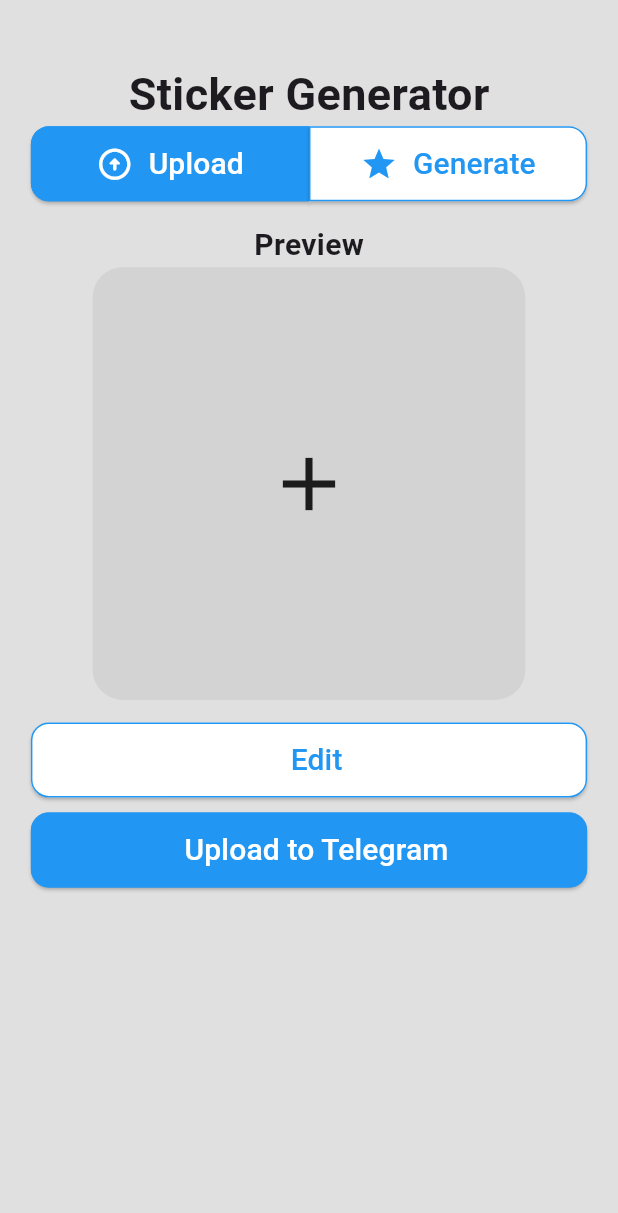
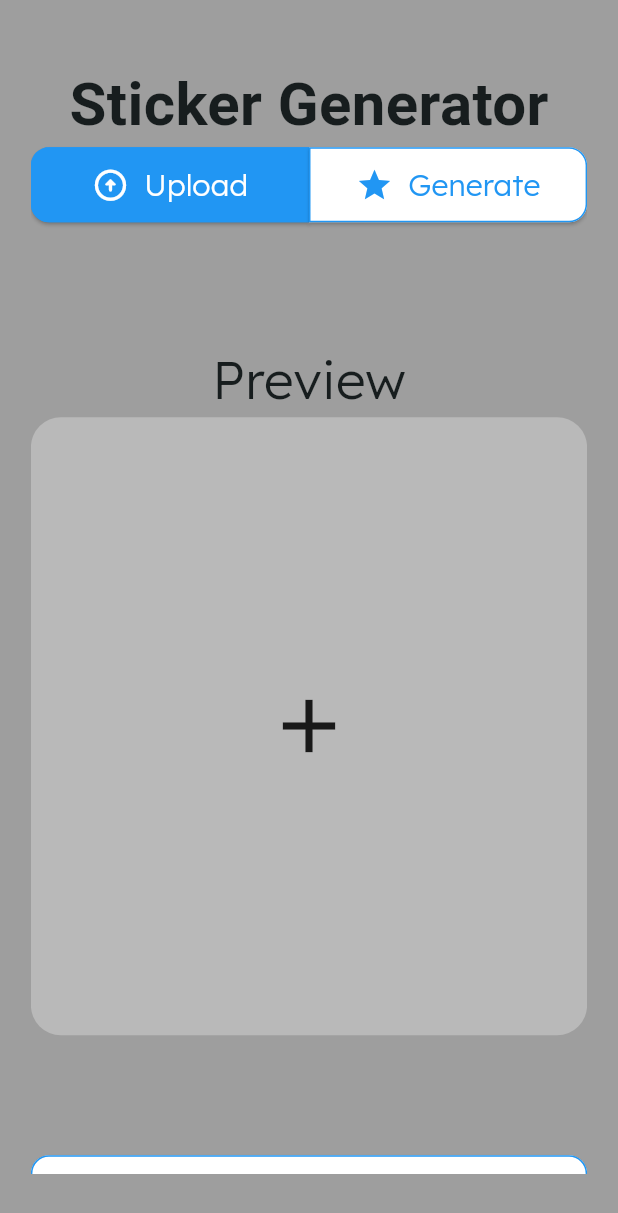
Before and after one commit to NeonMaliket/Stickify, a Flutter app: the screen it shows after launch, on a phone screen of 412 x 824 dp. Shown: the top 1213 px of the screen. Run offline on Flutter 3.47's test engine with Material 3 defaults, Android fonts, the phone set to English and light mode, and no system bars; our stand-ins replace bloc, equatable, file_picker, flutter_bloc; missing offline and left inert: pro_image_editor.

Commit message:
Add theme

```diff
--- a/lib/components/app_button/app_button.dart
+++ b/lib/components/app_button/app_button.dart
@@ -1,5 +1,6 @@
 import 'package:flutter/material.dart';
 import 'package:stickify/core/core.dart';
+import 'package:stickify/theme/app_theme.dart';
 
 class AppButton extends StatelessWidget {
   const AppButton({
@@ -22,19 +23,23 @@
 
   @override
   Widget build(BuildContext context) {
+    var primaryColor = context.telegramTheme().colorScheme.primary;
+    var secondaryColor = context.telegramTheme().colorScheme.secondary;
     return SizedBox(
       width: context.vw(width),
       height: 50,
       child: ElevatedButton(
         style: ButtonStyle(
           backgroundColor: WidgetStatePropertyAll(
-            type.isPrimary() ? Colors.blue : Colors.white,
+            type.isPrimary()
+                ? primaryColor
+                : context.telegramTheme().colorScheme.secondary,
           ),
-          foregroundColor: WidgetStatePropertyAll(Colors.blue),
+          foregroundColor: WidgetStatePropertyAll(primaryColor),
           shape: WidgetStatePropertyAll(
             RoundedRectangleBorder(
               borderRadius: borderRadius ?? BorderRadius.circular(12),
-              side: BorderSide(color: Colors.blue, width: 1),
+              side: BorderSide(color: primaryColor, width: 1),
             ),
           ),
         ),
@@ -46,10 +51,8 @@
             SizedBox(width: 10),
             Text(
               title,
-              style: TextStyle(
-                color: type.isPrimary() ? Colors.white : Colors.blue,
-                fontWeight: FontWeight.w500,
-                fontSize: 20,
+              style: context.telegramTheme().textTheme.titleSmall?.copyWith(
+                color: type.isPrimary() ? secondaryColor : primaryColor,
               ),
             ),
           ],
--- a/lib/components/body/body.dart
+++ b/lib/components/body/body.dart
@@ -3,7 +3,9 @@
 import 'package:flutter/material.dart';
 import 'package:flutter_bloc/flutter_bloc.dart';
 import 'package:stickify/bloc/app_bloc.dart';
+import 'package:stickify/components/body/upload_select.dart';
 import 'package:stickify/core/core.dart';
+import 'package:stickify/theme/app_theme.dart';
 
 class Body extends StatelessWidget {
   const Body({super.key});
@@ -12,18 +14,10 @@
   Widget build(BuildContext context) {
     return Column(
       children: [
-        Text(
-          'Preview',
-          style: TextStyle(fontSize: 20, fontWeight: FontWeight.bold),
-        ),
-        Container(
-          width: context.vw(70),
-          height: context.vw(70),
-          alignment: Alignment.center,
-          decoration: BoxDecoration(
-            color: Colors.grey.withAlpha(50),
-            borderRadius: BorderRadius.all(Radius.circular(20)),
-          ),
+        Text('Preview', style: context.telegramTheme().textTheme.titleMedium),
+        SizedBox(
+          width: context.vw(100),
+          height: context.vw(100),
           child: BlocBuilder<ImageUploaderBloc, ImageUploaderState>(
             builder: (_, imageUploaderState) {
               return BlocBuilder<ImageEditorBloc, ImageEditorState>(
@@ -42,7 +36,7 @@
                   if (imageBytes != null) {
                     return Image.memory(imageBytes, fit: BoxFit.contain);
                   }
-                  return Icon(Icons.add, size: 60);
+                  return UploadSelect();
                 },
               );
             },
--- /dev/null
+++ b/lib/components/body/upload_select.dart
@@ -0,0 +1,29 @@
+import 'package:flutter/material.dart';
+import 'package:flutter_bloc/flutter_bloc.dart';
+import 'package:stickify/bloc/image_uploader/image_uploader_bloc.dart';
+import 'package:stickify/core/core.dart';
+
+class UploadSelect extends StatelessWidget {
+  const UploadSelect({super.key});
+
+  @override
+  Widget build(BuildContext context) {
+    final borderRadius = BorderRadius.all(Radius.circular(20));
+    return Material(
+      color: Colors.white.withAlpha(70),
+      borderRadius: borderRadius,
+      child: InkWell(
+        borderRadius: borderRadius,
+        onTap: () {
+          context.read<ImageUploaderBloc>().add(ImageUploadEvent());
+        },
+        child: Container(
+          width: context.vw(70),
+          height: context.vw(70),
+          alignment: Alignment.center,
+          child: Icon(Icons.add, size: 60),
+        ),
+      ),
+    );
+  }
+}
--- a/lib/components/header/header.dart
+++ b/lib/components/header/header.dart
@@ -3,6 +3,7 @@
 import 'package:stickify/bloc/app_bloc.dart';
 import 'package:stickify/bloc/image_uploader/image_uploader_bloc.dart';
 import 'package:stickify/components/components.dart';
+import 'package:stickify/theme/app_theme.dart';
 
 class Header extends StatelessWidget {
   const Header({super.key});
@@ -13,7 +14,7 @@
       children: [
         Text(
           'Sticker Generator',
-          style: TextStyle(fontSize: 30, fontWeight: FontWeight.bold),
+          style: context.telegramTheme().textTheme.titleLarge,
         ),
         Row(
           mainAxisAlignment: MainAxisAlignment.center,
--- a/lib/features/main_page/view/main_page.dart
+++ b/lib/features/main_page/view/main_page.dart
@@ -8,7 +8,11 @@
   @override
   Widget build(BuildContext context) {
     return Scaffold(
-      body: Padding(
+      body: Container(
+        color: Colors.grey,
+        height: context.vh(100),
+        width: context.vw(100),
+        alignment: Alignment.center,
         padding: EdgeInsets.symmetric(
           vertical: context.vh(5),
           horizontal: context.vw(5),
@@ -18,7 +22,13 @@
             spacing: 15,
             mainAxisAlignment: MainAxisAlignment.center,
             crossAxisAlignment: CrossAxisAlignment.center,
-            children: [Header(), Body(), Footer()],
+            children: [
+              Header(),
+              SizedBox.fromSize(size: Size.fromHeight(50)),
+              Body(),
+              SizedBox.fromSize(size: Size.fromHeight(50)),
+              Footer(),
+            ],
           ),
         ),
       ),
--- a/lib/main.dart
+++ b/lib/main.dart
@@ -2,6 +2,7 @@
 import 'package:flutter_bloc/flutter_bloc.dart';
 import 'package:stickify/bloc/image_uploader/image_uploader_bloc.dart';
 import 'package:stickify/features/main_page/view/main_page.dart';
+import 'package:stickify/theme/app_theme.dart';
 
 import 'bloc/image_editor/image_editor_bloc.dart';
 
@@ -17,10 +18,7 @@
     return MaterialApp(
       title: 'STICKIFY',
       debugShowCheckedModeBanner: false,
-      theme: ThemeData(
-        scaffoldBackgroundColor: Colors.black12,
-        buttonTheme: ButtonThemeData(buttonColor: Colors.blue),
-      ),
+      theme: context.telegramTheme(),
       home: MultiBlocProvider(
         providers: [
           BlocProvider(create: (_) => ImageUploaderBloc()),
--- /dev/null
+++ b/lib/theme/app_theme.dart
@@ -0,0 +1,32 @@
+import 'package:flutter/material.dart';
+
+final ThemeData telegramWebAppTheme = ThemeData(
+  scaffoldBackgroundColor: Colors.black12,
+  buttonTheme: ButtonThemeData(buttonColor: Colors.blue),
+
+  colorScheme: ColorScheme.fromSeed(
+    seedColor: Colors.grey,
+    primary: Colors.blue,
+    secondary: Colors.white,
+  ),
+
+  textTheme: TextTheme(
+    titleLarge: TextStyle(fontSize: 40, fontWeight: FontWeight.w700),
+    titleMedium: TextStyle(
+      fontSize: 35,
+      fontWeight: FontWeight.w300,
+      fontFamily: 'Lexend',
+    ),
+    titleSmall: TextStyle(
+      fontSize: 20,
+      fontWeight: FontWeight.w300,
+      fontFamily: 'Lexend',
+    ),
+  ),
+);
+
+extension TelegramThemeExtention on BuildContext {
+  ThemeData telegramTheme() {
+    return telegramWebAppTheme;
+  }
+}
```
Also changed, not shown: pubspec.yaml (+21 -14 lines), assets/fonts/LexendDeca-Black.ttf (added), assets/fonts/LexendDeca-Bold.ttf (added), assets/fonts/LexendDeca-ExtraBold.ttf (added), assets/fonts/LexendDeca-ExtraLight.ttf (added), assets/fonts/LexendDeca-Light.ttf (added), assets/fonts/LexendDeca-Medium.ttf (added), assets/fonts/LexendDeca-Regular.ttf (added), assets/fonts/LexendDeca-SemiBold.ttf (added), assets/fonts/LexendDeca-Thin.ttf (added).
